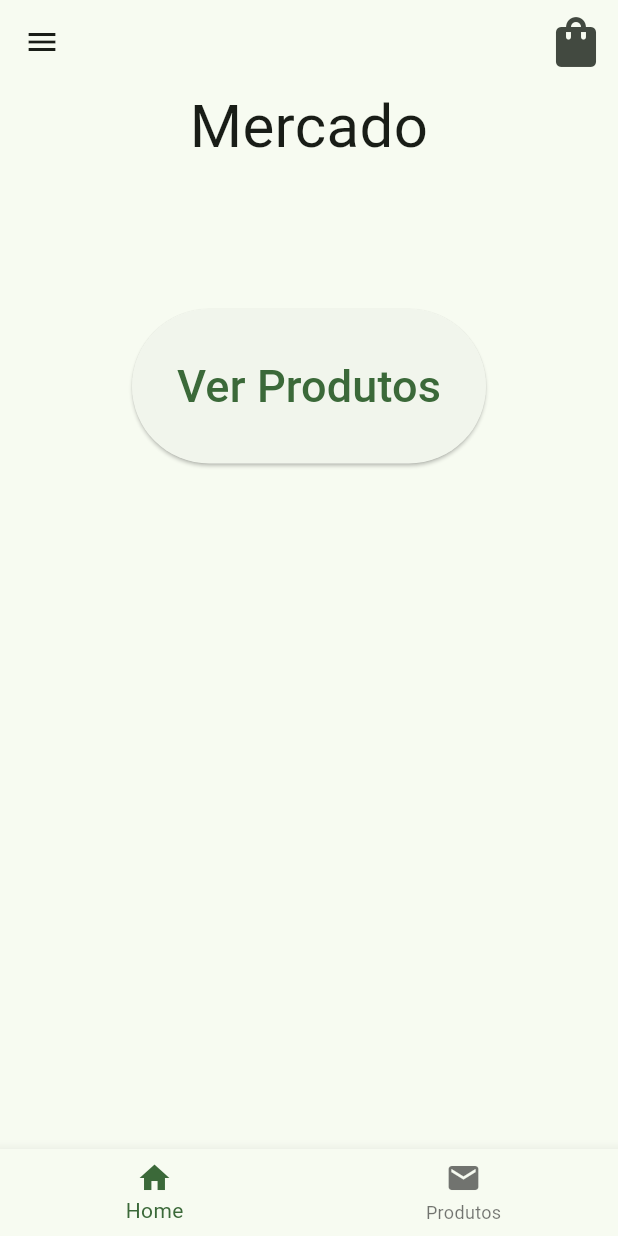
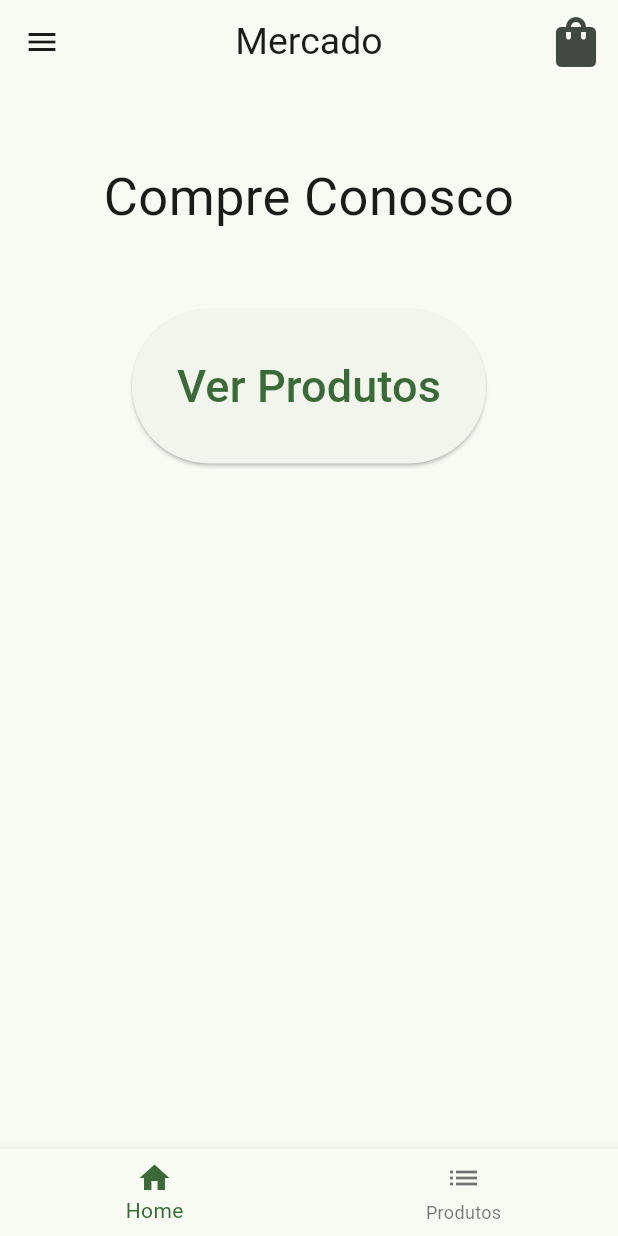
Before and after one commit to Evandru/Mercado, a Flutter app: the screen it shows after launch, on a phone screen of 412 x 824 dp. Run offline on Flutter 3.47's test engine with Material 2 defaults, Android fonts, the phone set to English and light mode, and no system bars.

Commit message:
14/09/2023 - 15:56

```diff
--- a/lib/view/home/home_page.dart
+++ b/lib/view/home/home_page.dart
@@ -27,6 +27,9 @@ class _HomePageState extends State<HomePage> {
   Widget build(BuildContext context) {
     return Scaffold(
       appBar: AppBar(
+        centerTitle: true,
+        title: const Text("Mercado",
+            style: TextStyle(fontSize: 25, fontWeight: FontWeight.w400)),
         actions: [
           IconButton(
               onPressed: () {}, icon: const Icon(Icons.shopping_bag, size: 40))
@@ -39,8 +42,11 @@ class _HomePageState extends State<HomePage> {
             SizedBox(
               height: 150,
               width: MediaQuery.sizeOf(context).width,
-              child: const Text("Mercado",
-                  textAlign: TextAlign.center, style: TextStyle(fontSize: 40)),
+              child: const Center(
+                child: Text("Compre Conosco",
+                    textAlign: TextAlign.center,
+                    style: TextStyle(fontSize: 35)),
+              ),
             ),
             ElevatedButton(
                 onPressed: () {
@@ -76,7 +82,7 @@ class _HomePageState extends State<HomePage> {
             label: 'Home',
           ),
           BottomNavigationBarItem(
-            icon: Icon(Icons.mail),
+            icon: Icon(Icons.list),
             label: 'Produtos',
           ),
         ],
--- a/lib/view/produtos/produtos_page.dart
+++ b/lib/view/produtos/produtos_page.dart
@@ -12,7 +12,7 @@ class _ProdutosPageState extends State<ProdutosPage> {
   Widget build(BuildContext context) {
     return Scaffold(
       appBar: AppBar(),
-      body: GridView.count(crossAxisCount: 2, children: const [
+      body: GridView.count(crossAxisCount: 1, children: const [
         Product(title: "Fruta", valor: 12.3),
         Product(title: "Pão", valor: 12.3),
         Product(title: "Celular", valor: 12.3),
@@ -33,7 +33,7 @@ class Product extends StatelessWidget {
   @override
   Widget build(BuildContext context) {
     return Container(
-      margin: const EdgeInsets.all(10),
+      margin: const EdgeInsets.symmetric(vertical: 20, horizontal: 40),
       child: Card(
         child: Column(
           children: [
```
